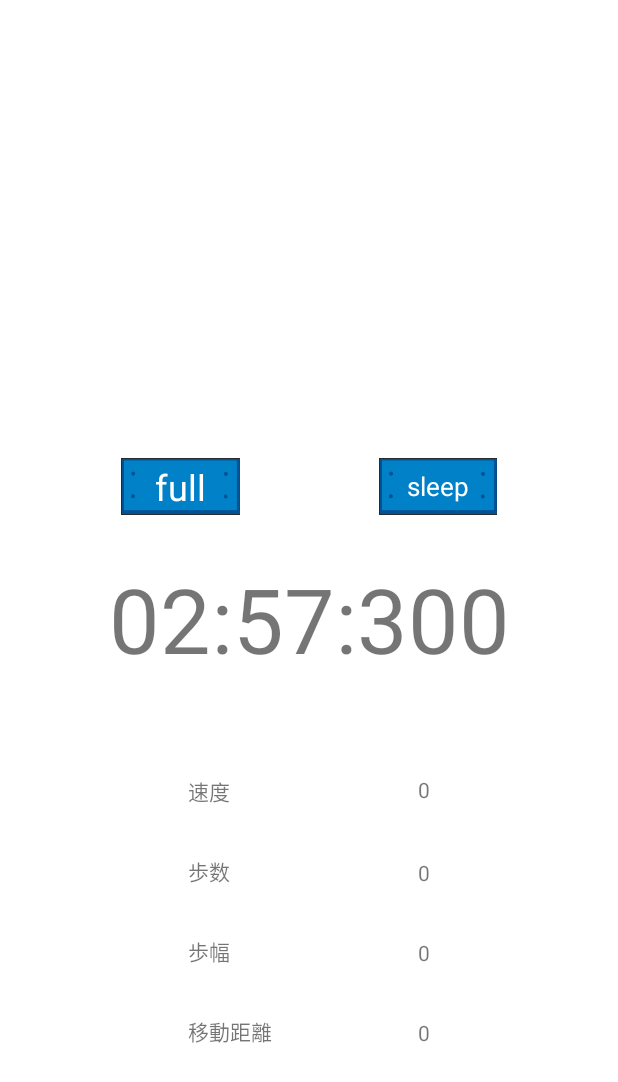
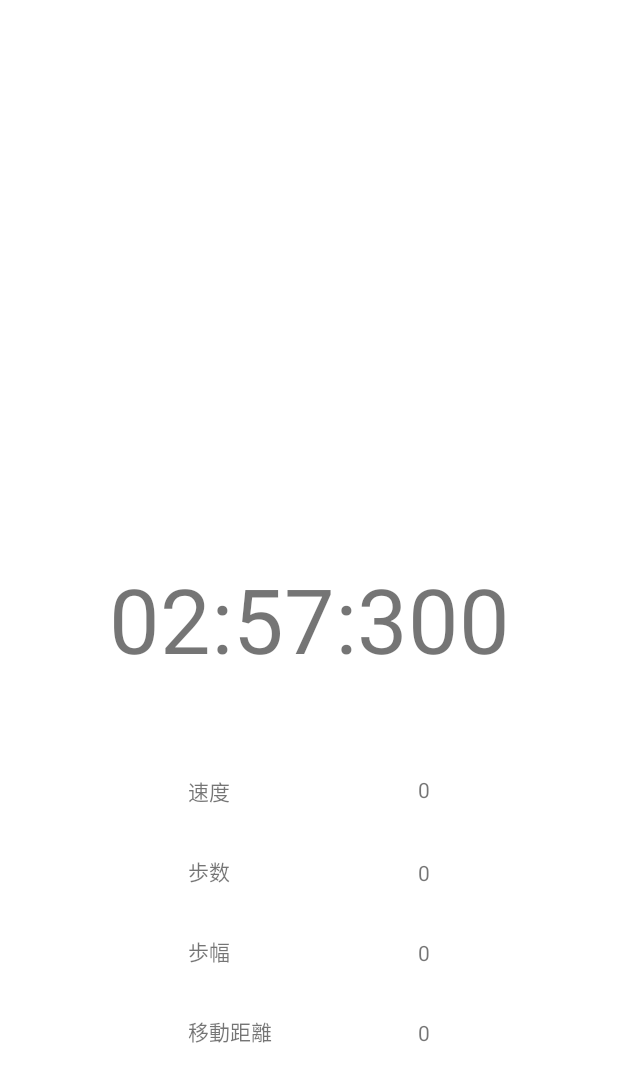
Before and after one commit to ko-t/PL2_Spread, an Android app: the Game screen opened directly, with no data from a screen before it, on a phone screen of 412 x 824 dp. Shown: the top 1082 px of the screen. Run offline under Robolectric (Android 15) with nearby library versions, the light colour scheme and no system bars; our stand-ins replace Firebase (no records; nobody signed in at launch, a user with empty details on screens opened directly); 2 statements that could not run were skipped.

Commit message:
fix 強制フルスク

```diff
--- a/app/src/main/java/com/webserva/wings/android/pl2_spread/Game.java
+++ b/app/src/main/java/com/webserva/wings/android/pl2_spread/Game.java
@@ -5,6 +5,7 @@ import android.app.AlertDialog;
 import android.content.Context;
 import android.content.Intent;
 import android.content.pm.PackageManager;
+import android.graphics.Color;
 import android.hardware.Sensor;
 import android.hardware.SensorEvent;
 import android.hardware.SensorEventListener;
@@ -42,6 +43,7 @@ public class Game extends ComponentActivity implements SensorEventListener {
     ProgressBar progressBar;
     long time = 3 * 60 * 1000;
     //long time = 1 * 60 * 1000;
+    boolean arukiSmaphoEliminater = false;
 
     private SensorManager sensorManager;
     private Sensor sensor;
@@ -51,7 +53,7 @@ public class Game extends ComponentActivity implements SensorEventListener {
     static Intent intent;
     float walkDist = 0;
     Location prev;
-    int stepInitValue = -1, stepValue=0;
+    int stepInitValue = -1, stepValue = 0;
 
     protected void onCreate(Bundle savedInstanceState) {
         super.onCreate(savedInstanceState);
@@ -90,7 +92,9 @@ public class Game extends ComponentActivity implements SensorEventListener {
                         for (Location location : locationResult.getLocations()) {
                             walkDist += location.distanceTo(prev);
                             way.setText(String.valueOf(walkDist));
-                            stride.setText(String.valueOf(walkDist / (float)stepValue));
+                            stride.setText(String.valueOf(walkDist / (float) stepValue));
+                            if(walkDist / (float) stepValue >= 2) stride.setTextColor(Color.RED);
+                            else stride.setTextColor(Color.GRAY);
                             prev = location;
                             speed.setText(String.format(Locale.US, "%.3f m/s", location.getSpeed()));
                         }
@@ -101,7 +105,7 @@ public class Game extends ComponentActivity implements SensorEventListener {
 
         Window w = getWindow();
 
-        imageButton_full.setOnClickListener(v -> {
+
         getWindow().addFlags(WindowManager.LayoutParams.FLAG_KEEP_SCREEN_ON);
         if (Build.VERSION.SDK_INT >= 30) {
             Log.i("Game", "SDK_30~/" + getWindow().getInsetsController());
@@ -115,7 +119,7 @@ public class Game extends ComponentActivity implements SensorEventListener {
             View decor = getWindow().getDecorView();
             decor.setSystemUiVisibility(View.SYSTEM_UI_FLAG_HIDE_NAVIGATION | View.SYSTEM_UI_FLAG_FULLSCREEN | View.SYSTEM_UI_FLAG_IMMERSIVE);
         }
-        });
+
         action();
     }
 
@@ -151,7 +155,7 @@ public class Game extends ComponentActivity implements SensorEventListener {
                         .addOnSuccessListener(Game.this, location -> {
                             if (location != null) {
                                 //違法判定
-                                if(walkDist / stepValue >= 2){
+                                if (arukiSmaphoEliminater && walkDist / stepValue >= 2) {
                                     Client.sendMessage("pos$" + Client.start.latitude + "$" +
                                             Client.start.longitude);
                                     Toast.makeText(Game.this, "歩きスマホや乗り物による移動が検出されたので記録が無効となりました", Toast.LENGTH_LONG).show();
@@ -162,7 +166,7 @@ public class Game extends ComponentActivity implements SensorEventListener {
                                     //ステータスあり
                                     Client.finishActivity();
                                     Client.startActivity(new Intent(getApplication(), MoveLocation.class));
-                                    Log.i("mm_setOnClickListener","MoveLocation画面に遷移");
+                                    Log.i("mm_setOnClickListener", "MoveLocation画面に遷移");
                                 } else {
                                     Client.sendMessage("goalpos$0");
                                 }
@@ -244,13 +248,12 @@ public class Game extends ComponentActivity implements SensorEventListener {
         switch (s[0]) {
             case "result":
                 Client.finishActivity();
-                if (Client.myInfo.getTeam() == -1){
+                if (Client.myInfo.getTeam() == -1) {
                     Client.startActivity(new Intent(Client.context, ResultMap.class));
-                    Log.i("mm_setOnClickListener","ResultMap画面に遷移");
-                }
-                else {
+                    Log.i("mm_setOnClickListener", "ResultMap画面に遷移");
+                } else {
                     Client.startActivity(new Intent(Client.context, TeamResultMap.class));
-                    Log.i("mm_setOnClickListener","TeamResultMap画面に遷移");
+                    Log.i("mm_setOnClickListener", "TeamResultMap画面に遷移");
                 }
                 break;
         }
--- a/app/src/main/res/layout/game.xml
+++ b/app/src/main/res/layout/game.xml
@@ -112,62 +112,62 @@
         app:layout_constraintBottom_toBottomOf="@+id/gm_tv_way"
         app:layout_constraintEnd_toEndOf="@+id/gm_tv_speedvalue" />
 
-    <ImageButton
-        android:id="@+id/gm_imageButton_fullscreen"
-        android:layout_width="0dp"
-        android:layout_height="0dp"
-        android:src="@drawable/b_button1"
-        android:backgroundTint="@color/Transparent"
-        android:scaleType="fitXY"
-        app:layout_constraintHeight_percent="0.07"
-        app:layout_constraintWidth_percent="0.25"
-        android:text="full"
-        app:layout_constraintBottom_toTopOf="@+id/gm_prog_waitingOthers"
-        app:layout_constraintEnd_toStartOf="@+id/gm_imageButton_sleep"
-        app:layout_constraintHorizontal_bias="0.5"
-        app:layout_constraintStart_toStartOf="parent" />
+<!--    <ImageButton-->
+<!--        android:id="@+id/gm_imageButton_fullscreen"-->
+<!--        android:layout_width="0dp"-->
+<!--        android:layout_height="0dp"-->
+<!--        android:src="@drawable/b_button1"-->
+<!--        android:backgroundTint="@color/Transparent"-->
+<!--        android:scaleType="fitXY"-->
+<!--        app:layout_constraintHeight_percent="0.07"-->
+<!--        app:layout_constraintWidth_percent="0.25"-->
+<!--        android:text="full"-->
+<!--        app:layout_constraintBottom_toTopOf="@+id/gm_prog_waitingOthers"-->
+<!--        app:layout_constraintEnd_toStartOf="@+id/gm_imageButton_sleep"-->
+<!--        app:layout_constraintHorizontal_bias="0.5"-->
+<!--        app:layout_constraintStart_toStartOf="parent" />-->
 
-    <TextView
-        android:layout_width="0dp"
-        android:layout_height="0dp"
-        android:text="full"
-        android:textColor="@color/white"
-        android:autoSizeTextType="uniform"
-        android:gravity="center"
-        app:layout_constraintBottom_toBottomOf="@id/gm_imageButton_fullscreen"
-        app:layout_constraintEnd_toEndOf="@id/gm_imageButton_fullscreen"
-        app:layout_constraintHeight_percent="0.04"
-        app:layout_constraintStart_toStartOf="@id/gm_imageButton_fullscreen"
-        app:layout_constraintTop_toTopOf="@id/gm_imageButton_fullscreen"
-        app:layout_constraintWidth_percent="0.1" />
+<!--    <TextView-->
+<!--        android:layout_width="0dp"-->
+<!--        android:layout_height="0dp"-->
+<!--        android:text="full"-->
+<!--        android:textColor="@color/white"-->
+<!--        android:autoSizeTextType="uniform"-->
+<!--        android:gravity="center"-->
+<!--        app:layout_constraintBottom_toBottomOf="@id/gm_imageButton_fullscreen"-->
+<!--        app:layout_constraintEnd_toEndOf="@id/gm_imageButton_fullscreen"-->
+<!--        app:layout_constraintHeight_percent="0.04"-->
+<!--        app:layout_constraintStart_toStartOf="@id/gm_imageButton_fullscreen"-->
+<!--        app:layout_constraintTop_toTopOf="@id/gm_imageButton_fullscreen"-->
+<!--        app:layout_constraintWidth_percent="0.1" />-->
 
-    <ImageButton
-        android:id="@+id/gm_imageButton_sleep"
-        android:layout_width="0dp"
-        android:layout_height="0dp"
-        android:src="@drawable/b_button1"
-        android:backgroundTint="@color/Transparent"
-        android:scaleType="fitXY"
-        app:layout_constraintHeight_percent="0.07"
-        app:layout_constraintWidth_percent="0.25"
-        android:text="sleep"
-        app:layout_constraintBottom_toTopOf="@+id/gm_prog_waitingOthers"
-        app:layout_constraintEnd_toEndOf="parent"
-        app:layout_constraintHorizontal_bias="0.5"
-        app:layout_constraintStart_toEndOf="@+id/gm_imageButton_fullscreen" />
+<!--    <ImageButton-->
+<!--        android:id="@+id/gm_imageButton_sleep"-->
+<!--        android:layout_width="0dp"-->
+<!--        android:layout_height="0dp"-->
+<!--        android:src="@drawable/b_button1"-->
+<!--        android:backgroundTint="@color/Transparent"-->
+<!--        android:scaleType="fitXY"-->
+<!--        app:layout_constraintHeight_percent="0.07"-->
+<!--        app:layout_constraintWidth_percent="0.25"-->
+<!--        android:text="sleep"-->
+<!--        app:layout_constraintBottom_toTopOf="@+id/gm_prog_waitingOthers"-->
+<!--        app:layout_constraintEnd_toEndOf="parent"-->
+<!--        app:layout_constraintHorizontal_bias="0.5"-->
+<!--        app:layout_constraintStart_toEndOf="@+id/gm_imageButton_fullscreen" />-->
 
-    <TextView
-        android:layout_width="0dp"
-        android:layout_height="0dp"
-        android:text="sleep"
-        android:textColor="@color/white"
-        android:autoSizeTextType="uniform"
-        android:gravity="center"
-        app:layout_constraintBottom_toBottomOf="@id/gm_imageButton_sleep"
-        app:layout_constraintEnd_toEndOf="@id/gm_imageButton_sleep"
-        app:layout_constraintHeight_percent="0.04"
-        app:layout_constraintStart_toStartOf="@id/gm_imageButton_sleep"
-        app:layout_constraintTop_toTopOf="@id/gm_imageButton_sleep"
-        app:layout_constraintWidth_percent="0.1" />
+<!--    <TextView-->
+<!--        android:layout_width="0dp"-->
+<!--        android:layout_height="0dp"-->
+<!--        android:text="sleep"-->
+<!--        android:textColor="@color/white"-->
+<!--        android:autoSizeTextType="uniform"-->
+<!--        android:gravity="center"-->
+<!--        app:layout_constraintBottom_toBottomOf="@id/gm_imageButton_sleep"-->
+<!--        app:layout_constraintEnd_toEndOf="@id/gm_imageButton_sleep"-->
+<!--        app:layout_constraintHeight_percent="0.04"-->
+<!--        app:layout_constraintStart_toStartOf="@id/gm_imageButton_sleep"-->
+<!--        app:layout_constraintTop_toTopOf="@id/gm_imageButton_sleep"-->
+<!--        app:layout_constraintWidth_percent="0.1" />-->
 
 </androidx.constraintlayout.widget.ConstraintLayout>
```
Lines whose indentation alone changed are shown as unchanged.
